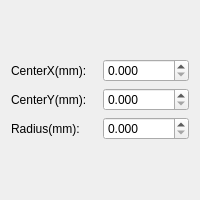
Old version of the form ShrikeDxf/CircleAttributeWidget.ui in the repository whisper512/ShrikeDxf-V0.1.
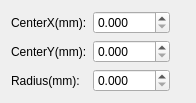
New version of the form.

Commit message: 调整界面

What changed in the file:
```diff
--- a/ShrikeDxf/CircleAttributeWidget.ui
+++ b/ShrikeDxf/CircleAttributeWidget.ui
@@ -6,17 +6,19 @@
    <rect>
     <x>0</x>
     <y>0</y>
-    <width>200</width>
-    <height>200</height>
+    <width>196</width>
+    <height>94</height>
    </rect>
   </property>
   <property name="windowTitle">
    <string>CCircleAttributeWidget</string>
   </property>
-  <layout class="QGridLayout" name="gridLayout_2">
+  <layout class="QFormLayout" name="formLayout">
    <item row="0" column="0">
-    <layout class="QGridLayout" name="gridLayout">
-     <item row="0" column="0">
+    <layout class="QHBoxLayout" name="horizontalLayout">
+     <item>
+      <layout class="QVBoxLayout" name="verticalLayout">
+       <item>
       <widget class="QLabel" name="label_CenterX">
        <property name="text">
         <string>CenterX(mm):</string>
@@ -26,23 +28,7 @@
        </property>
       </widget>
      </item>
-     <item row="0" column="1">
-      <widget class="QDoubleSpinBox" name="doubleSpinBox_CenterX">
-       <property name="sizePolicy">
-        <sizepolicy hsizetype="Preferred" vsizetype="Fixed">
-         <horstretch>0</horstretch>
-         <verstretch>0</verstretch>
-        </sizepolicy>
-       </property>
-       <property name="decimals">
-        <number>3</number>
-       </property>
-       <property name="maximum">
-        <double>1000.000000000000000</double>
-       </property>
-      </widget>
-     </item>
-     <item row="1" column="0">
+       <item>
       <widget class="QLabel" name="label_CenterY">
        <property name="text">
         <string>CenterY(mm):</string>
@@ -52,23 +38,7 @@
        </property>
       </widget>
      </item>
-     <item row="1" column="1">
-      <widget class="QDoubleSpinBox" name="doubleSpinBox_CenterY">
-       <property name="sizePolicy">
-        <sizepolicy hsizetype="Preferred" vsizetype="Fixed">
-         <horstretch>0</horstretch>
-         <verstretch>0</verstretch>
-        </sizepolicy>
-       </property>
-       <property name="decimals">
-        <number>3</number>
-       </property>
-       <property name="maximum">
-        <double>1000.000000000000000</double>
-       </property>
-      </widget>
-     </item>
-     <item row="2" column="0">
+       <item>
       <widget class="QLabel" name="label_Radius">
        <property name="text">
         <string>Radius(mm):</string>
@@ -78,7 +48,43 @@
        </property>
       </widget>
      </item>
-     <item row="2" column="1">
+      </layout>
+     </item>
+     <item>
+      <layout class="QVBoxLayout" name="verticalLayout_2">
+       <item>
+        <widget class="QDoubleSpinBox" name="doubleSpinBox_CenterX">
+         <property name="sizePolicy">
+          <sizepolicy hsizetype="Preferred" vsizetype="Fixed">
+           <horstretch>0</horstretch>
+           <verstretch>0</verstretch>
+          </sizepolicy>
+         </property>
+         <property name="decimals">
+          <number>3</number>
+         </property>
+         <property name="maximum">
+          <double>1000.000000000000000</double>
+         </property>
+        </widget>
+       </item>
+       <item>
+        <widget class="QDoubleSpinBox" name="doubleSpinBox_CenterY">
+         <property name="sizePolicy">
+          <sizepolicy hsizetype="Preferred" vsizetype="Fixed">
+           <horstretch>0</horstretch>
+           <verstretch>0</verstretch>
+          </sizepolicy>
+         </property>
+         <property name="decimals">
+          <number>3</number>
+         </property>
+         <property name="maximum">
+          <double>1000.000000000000000</double>
+         </property>
+        </widget>
+       </item>
+       <item>
       <widget class="QDoubleSpinBox" name="doubleSpinBox_Radius">
        <property name="sizePolicy">
         <sizepolicy hsizetype="Preferred" vsizetype="Fixed">
@@ -93,6 +99,8 @@
         <double>1000.000000000000000</double>
        </property>
       </widget>
+       </item>
+      </layout>
      </item>
     </layout>
    </item>
```
Lines whose indentation alone changed are shown as unchanged. The commit also changes 5 other files.
